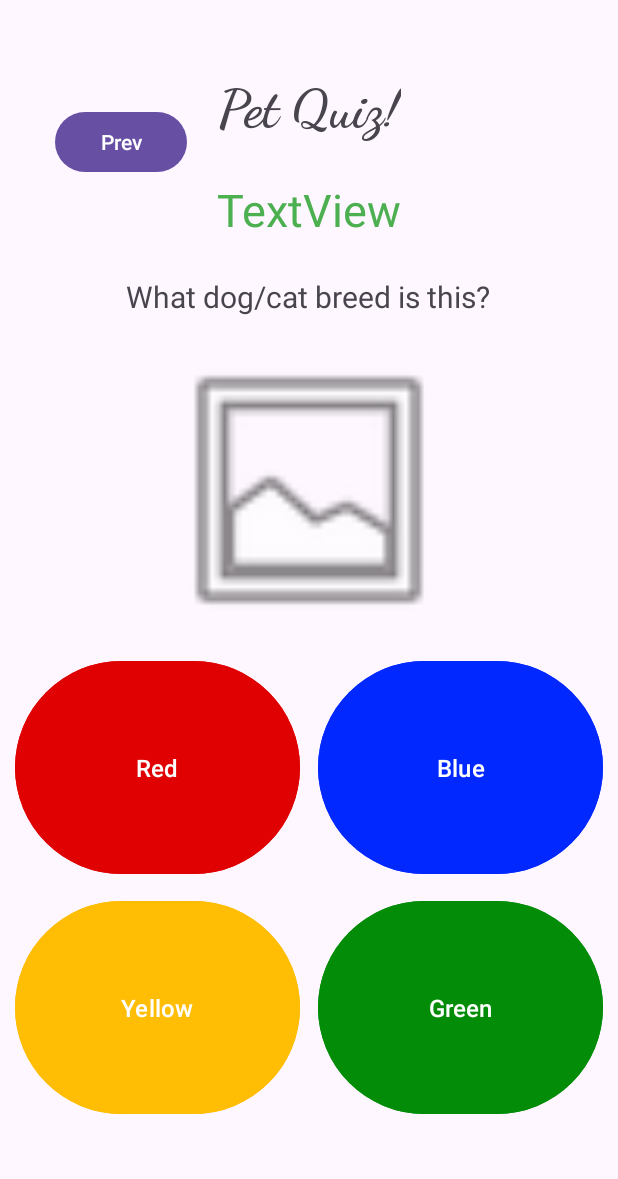
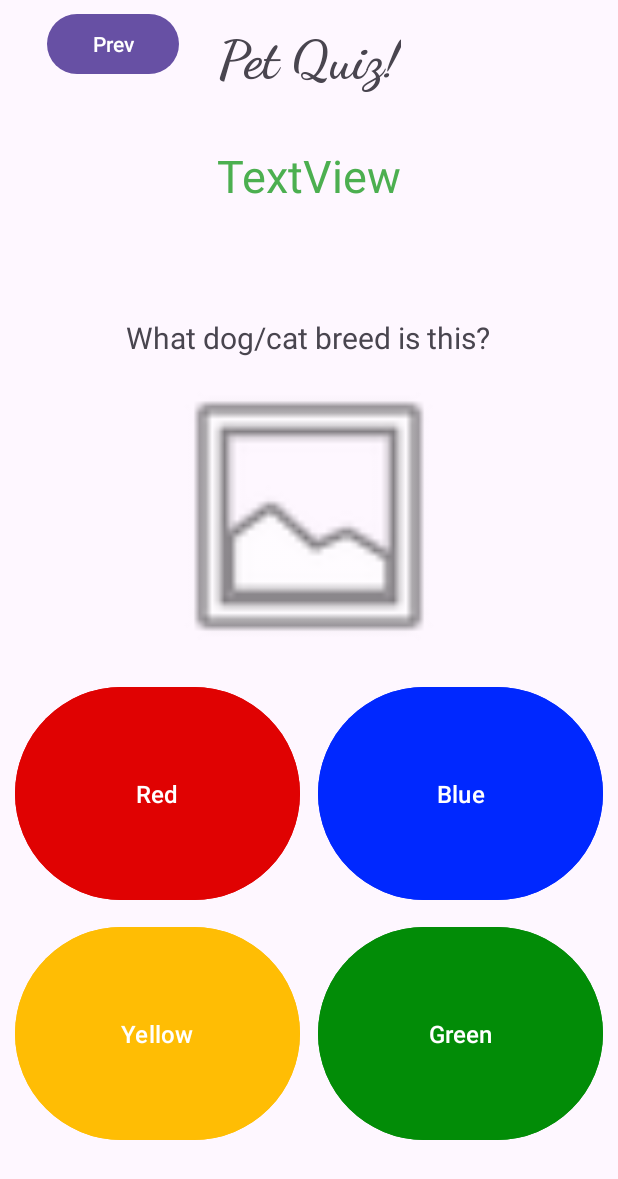
Before and after one commit to Lissiola/Paws_and_Learn, an Android app: the screen it shows after launch (QuizActivity), on a phone screen of 412 x 824 dp. Shown: the top 1179 px of the screen. Run offline under Robolectric (Android 15) with nearby library versions, the phone set to English and light mode, and no system bars; our stand-ins replace Picasso, Volley; network calls fail; pictures from the network do not load; Roboto replaces fonts that are not available here.

Commit message:
Merge remote-tracking branch 'origin/AlainasBranch' into AlainasBranch

```diff
--- a/app/src/main/res/layout/activity_quiz.xml
+++ b/app/src/main/res/layout/activity_quiz.xml
@@ -41,11 +41,9 @@
             android:id="@+id/btnPrev"
             android:layout_width="wrap_content"
             android:layout_height="wrap_content"
-            android:layout_marginStart="15dp"
-            android:layout_marginTop="15dp"
-            android:layout_marginBottom="650dp"
+            android:layout_marginStart="5dp"
+            android:layout_marginTop="5dp"
             android:text="Prev"
-            app:layout_constraintBottom_toBottomOf="parent"
             app:layout_constraintEnd_toStartOf="@+id/txtPetQuiz"
             app:layout_constraintStart_toStartOf="parent"
             app:layout_constraintTop_toTopOf="parent" />
@@ -68,7 +66,7 @@
             android:id="@+id/txtQuestion"
             android:layout_width="wrap_content"
             android:layout_height="wrap_content"
-            android:layout_marginTop="90dp"
+            android:layout_marginTop="150dp"
             android:text="What dog/cat breed is this?"
             android:textSize="20sp"
             app:layout_constraintEnd_toEndOf="parent"
@@ -80,7 +78,7 @@
             android:id="@+id/imgBreed"
             android:layout_width="200dp"
             android:layout_height="200dp"
-            android:layout_marginTop="15dp"
+            android:layout_marginTop="5dp"
             app:layout_constraintEnd_toEndOf="parent"
             app:layout_constraintStart_toStartOf="parent"
             app:layout_constraintTop_toBottomOf="@+id/txtQuestion"
@@ -116,7 +114,7 @@
             android:id="@+id/txtResult"
             android:layout_width="wrap_content"
             android:layout_height="wrap_content"
-            android:layout_marginTop="25dp"
+            android:layout_marginTop="35dp"
             android:text="TextView"
             android:textColor="#4CAF50"
             android:textSize="30sp"
```
Also changed, not shown: app/src/main/java/com/example/pawsandlearn/QuizActivity.java (+7 -1 lines).
